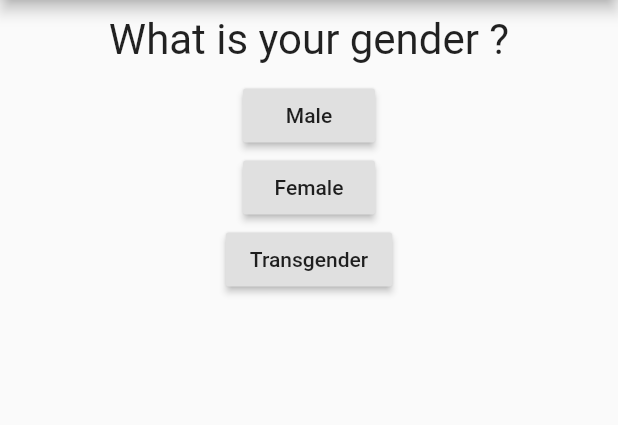
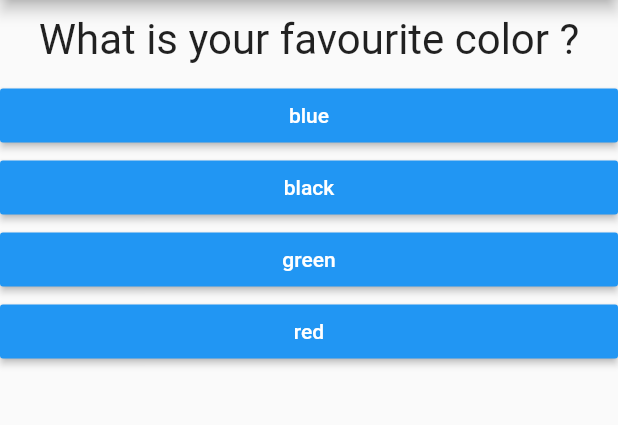
Before and after one commit to gandhisamay/My-First-App, a Flutter app: the screen it shows after launch, on a phone screen of 412 x 824 dp, the part 84-509 px from its top. Run offline on Flutter 3.47's test engine with Material 2 defaults, Android fonts, the phone set to English and light mode, and no system bars; missing offline and left inert: dart:html.

Commit message:
The app is completed
Might require some styling tho

```diff
--- /dev/null
+++ b/lib/Quiz.dart
@@ -0,0 +1,19 @@
+import 'package:flutter/material.dart';
+import './question.dart';
+import './answer.dart';
+
+class Quiz extends StatelessWidget {
+  final int index;
+  final Function answerQuestion;
+  final List<Map<String, Object>> questions;
+  Quiz({this.index, this.answerQuestion, this.questions});
+  @override
+  Widget build(BuildContext context) {
+    return Column(children: [
+      Question(questions[index]['questionText']),
+      ...(questions[index]['answers'] as List<String>).map((answer) {
+        return Answer(answerQuestion, answer);
+      }).toList()
+    ]);
+  }
+}
--- /dev/null
+++ b/lib/Result.dart
@@ -0,0 +1,16 @@
+import 'dart:html';
+
+import 'package:flutter/material.dart';
+
+class Result extends StatelessWidget {
+  Result();
+  @override
+  Widget build(BuildContext context) {
+    return Center(
+        child: Text(
+      'The quiz has been submitted.\nThank You !',
+      style: TextStyle(fontSize: 28, fontWeight: FontWeight.bold),
+      textAlign: TextAlign.center,
+    ));
+  }
+}
--- a/lib/answer.dart
+++ b/lib/answer.dart
@@ -1,22 +1,22 @@
 import 'package:flutter/material.dart';
 
 class Answer extends StatelessWidget {
-
   final Function selectHandler;
-
-  Answer(this.selectHandler);
+  final String answer;
+  Answer(this.selectHandler, this.answer);
 
   @override
   Widget build(BuildContext context) {
     return Container(
-      width : double.infinity,
-      color: Colors.blue,
+      width: double.infinity,
       child:
-      // ignore: deprecated_member_use
-      RaisedButton(
-        child: Text('Answer 1'),
+          // ignore: deprecated_member_use
+          RaisedButton(
+        child: Text(answer),
         onPressed: selectHandler,
+        textColor: Colors.white,
+        color: Colors.blue,
       ),
-    )
+    );
   }
 }
--- a/lib/main.dart
+++ b/lib/main.dart
@@ -1,6 +1,7 @@
 import 'package:flutter/material.dart';
 
-import './question.dart';
+import './Quiz.dart';
+import './Result.dart';
 
 void main() {
   runApp(MyApp());
@@ -16,10 +17,19 @@ class MyApp extends StatefulWidget {
 
 class MyAppState extends State<MyApp> {
   var index = 0;
-  var questions = ['What is your gender ?', 'How is your health ?'];
-  var answers = [
-    ['Male', 'Female', 'Transgender'],
-    ['Excellent', 'Good', 'Bad']
+  var questions = [
+    {
+      'questionText': 'What is your favourite color ?',
+      'answers': ['blue', 'black', 'green', 'red'],
+    },
+    {
+      'questionText': 'What is your favourite animal ?',
+      'answers': ['cat', 'dog', 'horse', 'lion'],
+    },
+    {
+      'questionText': 'How is your health?',
+      'answers': ['excellent', 'good', 'bad', 'severe'],
+    }
   ];
 
   void answerQuestion() {
@@ -32,22 +42,17 @@ class MyAppState extends State<MyApp> {
   Widget build(BuildContext context) {
     return MaterialApp(
         home: Scaffold(
-            appBar: AppBar(
-              title: Text('Quiz App'),
-            ),
-            body: Column(
-              children: [
-                Question(questions[index]),
-                // ignore: deprecated_member_use
-                RaisedButton(
-                    child: Text(answers[index][0]), onPressed: answerQuestion),
-                // ignore: deprecated_member_use
-                RaisedButton(
-                    child: Text(answers[index][1]), onPressed: answerQuestion),
-                // ignore: deprecated_member_use
-                RaisedButton(
-                    child: Text(answers[index][2]), onPressed: answerQuestion),
-              ],
-            )));
+      appBar: AppBar(
+        title: Text('Quiz App'),
+        backgroundColor: Colors.blue,
+      ),
+      body: index < questions.length
+          ? Quiz(
+              answerQuestion: answerQuestion,
+              index: index,
+              questions: questions,
+            )
+          : Result(),
+    ));
   }
 }
```
